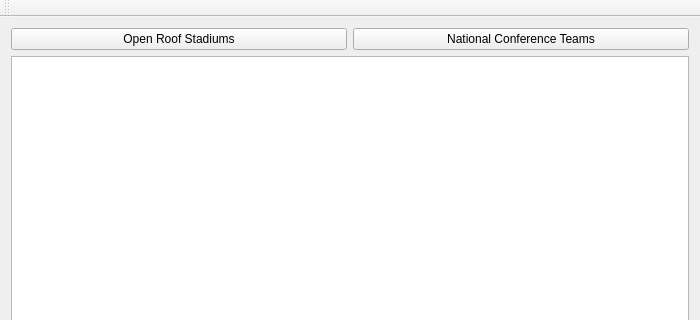
Before: the Qt Designer form mainwindow.ui in pkhodadoustan/NFLFootballTouring, drawn with Qt 5; both pictures show x 0 to 700 and y 0 to 320 of the 700 by 609 pixel window.
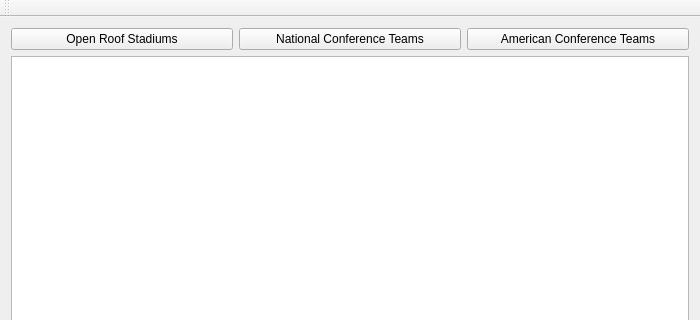
After: the same form once the commit is applied.

Commit message: Can view american conference teams

Patch:
```diff
--- a/mainwindow.ui
+++ b/mainwindow.ui
@@ -31,6 +31,13 @@
         </property>
        </widget>
       </item>
+      <item>
+       <widget class="QPushButton" name="AmericanConfTeamsButton">
+        <property name="text">
+         <string>American Conference Teams</string>
+        </property>
+       </widget>
+      </item>
      </layout>
     </item>
     <item>
```
Left out of the diff: 2 changed lines with no effect on the pictures. The commit also changes 4 other files.
